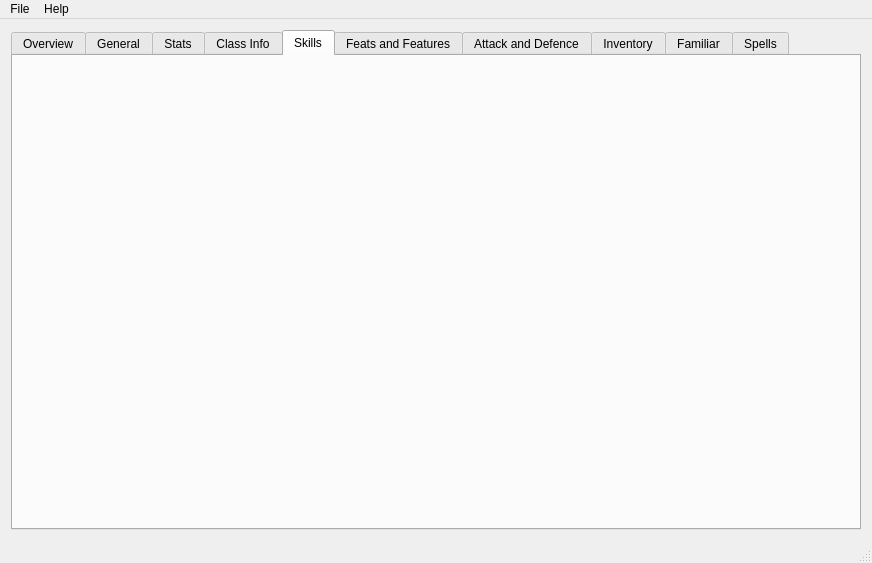
This is mainwindow.ui in apocolypse600/PathfinderCharacterCreator as Qt 5 draws it before an edit. The edited form follows.
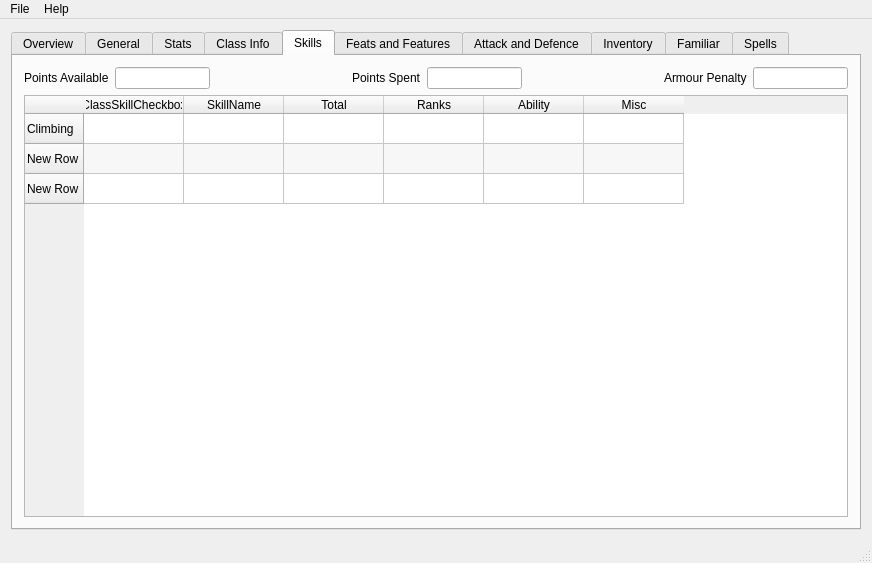
This is the edited form. The open tabs and pages were chosen to show the change.

Commit message: Started work on the skills tab

```diff
--- a/mainwindow.ui
+++ b/mainwindow.ui
@@ -1259,6 +1259,135 @@
        <attribute name="title">
         <string>Skills</string>
        </attribute>
+       <layout class="QVBoxLayout" name="verticalLayout_5">
+        <item>
+         <layout class="QHBoxLayout" name="horizontalLayout_6">
+          <item>
+           <widget class="QLabel" name="label_2">
+            <property name="text">
+             <string>Points Available</string>
+            </property>
+           </widget>
+          </item>
+          <item>
+           <widget class="QLineEdit" name="lineEdit"/>
+          </item>
+          <item>
+           <spacer name="horizontalSpacer_2">
+            <property name="orientation">
+             <enum>Qt::Horizontal</enum>
+            </property>
+            <property name="sizeHint" stdset="0">
+             <size>
+              <width>150</width>
+              <height>20</height>
+             </size>
+            </property>
+           </spacer>
+          </item>
+          <item>
+           <widget class="QLabel" name="label_3">
+            <property name="text">
+             <string>Points Spent</string>
+            </property>
+           </widget>
+          </item>
+          <item>
+           <widget class="QLineEdit" name="lineEdit_3"/>
+          </item>
+          <item>
+           <spacer name="horizontalSpacer">
+            <property name="orientation">
+             <enum>Qt::Horizontal</enum>
+            </property>
+            <property name="sizeHint" stdset="0">
+             <size>
+              <width>150</width>
+              <height>20</height>
+             </size>
+            </property>
+           </spacer>
+          </item>
+          <item>
+           <widget class="QLabel" name="label">
+            <property name="text">
+             <string>Armour Penalty</string>
+            </property>
+           </widget>
+          </item>
+          <item>
+           <widget class="QLineEdit" name="lineEdit_2"/>
+          </item>
+         </layout>
+        </item>
+        <item>
+         <widget class="QTableWidget" name="tableWidget">
+          <property name="alternatingRowColors">
+           <bool>true</bool>
+          </property>
+          <property name="showGrid">
+           <bool>true</bool>
+          </property>
+          <property name="sortingEnabled">
+           <bool>true</bool>
+          </property>
+          <property name="wordWrap">
+           <bool>true</bool>
+          </property>
+          <property name="cornerButtonEnabled">
+           <bool>false</bool>
+          </property>
+          <attribute name="horizontalHeaderHighlightSections">
+           <bool>true</bool>
+          </attribute>
+          <row>
+           <property name="text">
+            <string>Climbing</string>
+           </property>
+          </row>
+          <row>
+           <property name="text">
+            <string>New Row</string>
+           </property>
+          </row>
+          <row>
+           <property name="text">
+            <string>New Row</string>
+           </property>
+          </row>
+          <column>
+           <property name="text">
+            <string>ClassSkillCheckbox</string>
+           </property>
+          </column>
+          <column>
+           <property name="text">
+            <string>SkillName</string>
+           </property>
+          </column>
+          <column>
+           <property name="text">
+            <string>Total</string>
+           </property>
+          </column>
+          <column>
+           <property name="text">
+            <string>Ranks</string>
+           </property>
+          </column>
+          <column>
+           <property name="text">
+            <string>Ability</string>
+           </property>
+          </column>
+          <column>
+           <property name="text">
+            <string>Misc</string>
+           </property>
+          </column>
+         </widget>
+        </item>
+       </layout>
       </widget>
       <widget class="QWidget" name="tab_8">
        <attribute name="title">
```
Left out of the diff: 2 changed lines with no effect on the pictures.
